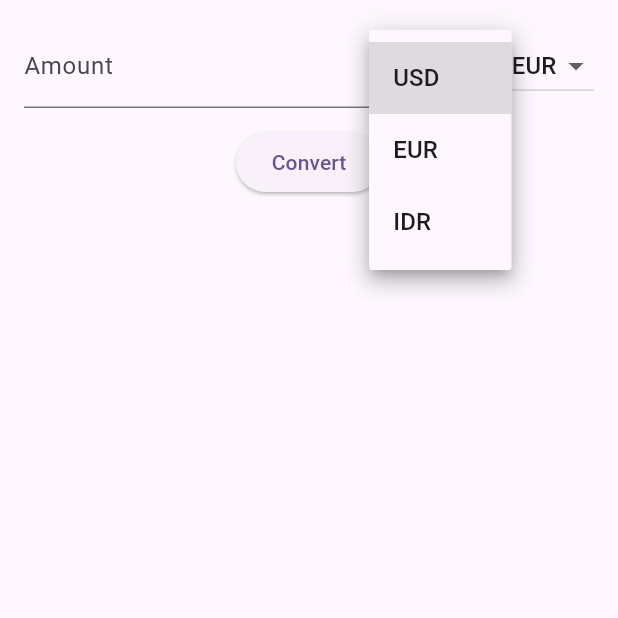
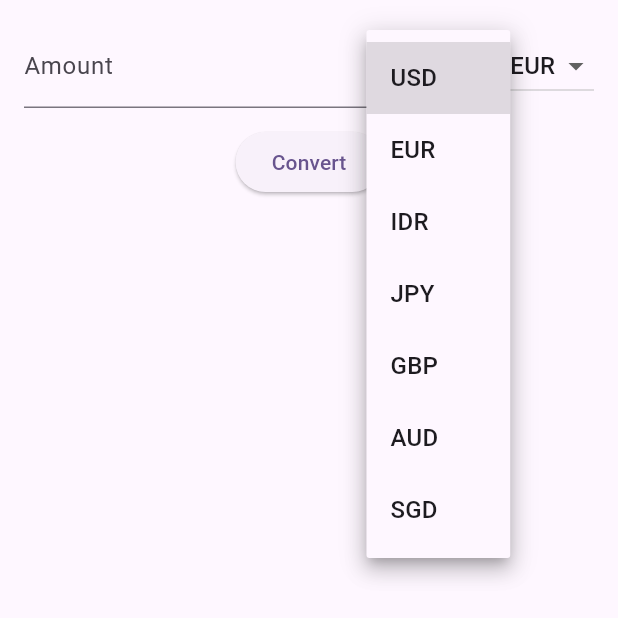
Before and after one commit to Cavaboy/MobileFinalProject, a Flutter app: the CurrencyConverterWidget widget shown alone on an empty page, opened directly, after a tap on "USD", on a phone screen of 412 x 824 dp. Shown: the top 618 px of the screen. Run offline on Flutter 3.47's test engine with Material 3 defaults, Android fonts, the phone set to English and light mode, and no system bars; our stand-ins replace cloud_firestore, firebase_core, flutter_local_notifications, flutter_map, geolocator, image_picker and 4 more; accounts and stored records are empty.

Commit message:
Remove redundant entry point comment and enhance currency selection in ConverterScreen

```diff
--- a/lib/main.dart
+++ b/lib/main.dart
@@ -1,4 +1,3 @@
-// Entry point for NomadDaily
 import 'package:flutter/material.dart';
 import 'package:provider/provider.dart';
 import 'screens/home_screen.dart';
--- a/lib/screens/converter_screen.dart
+++ b/lib/screens/converter_screen.dart
@@ -110,8 +110,15 @@ class _CurrencyConverterWidgetState extends State<CurrencyConverterWidget> {
   double? _result;
   bool _loading = false;
   String? _error;
+  List<String> _currencies = ['USD', 'EUR', 'IDR', 'JPY', 'GBP', 'AUD', 'SGD'];
+  bool _currenciesLoading = false;
 
   static const String accessKey = 'b317b9330af979844a9c880e1e97f01c';
+
+  @override
+  void initState() {
+    super.initState();
+  }
 
   Future<void> _convert() async {
     setState(() {
@@ -178,23 +185,29 @@ class _CurrencyConverterWidgetState extends State<CurrencyConverterWidget> {
                 ),
               ),
               const SizedBox(width: 8),
-              DropdownButton<String>(
+              _currenciesLoading
+                  ? const CircularProgressIndicator()
+                  : DropdownButton<String>(
                     value: _from,
-                items: const [
-                  DropdownMenuItem(value: 'USD', child: Text('USD')),
-                  DropdownMenuItem(value: 'EUR', child: Text('EUR')),
-                  DropdownMenuItem(value: 'IDR', child: Text('IDR')),
-                ],
+                    items:
+                        _currencies
+                            .map(
+                              (c) => DropdownMenuItem(value: c, child: Text(c)),
+                            )
+                            .toList(),
                     onChanged: (v) => setState(() => _from = v!),
                   ),
               const Icon(Icons.arrow_forward),
-              DropdownButton<String>(
+              _currenciesLoading
+                  ? const CircularProgressIndicator()
+                  : DropdownButton<String>(
                     value: _to,
-                items: const [
-                  DropdownMenuItem(value: 'USD', child: Text('USD')),
-                  DropdownMenuItem(value: 'EUR', child: Text('EUR')),
-                  DropdownMenuItem(value: 'IDR', child: Text('IDR')),
-                ],
+                    items:
+                        _currencies
+                            .map(
+                              (c) => DropdownMenuItem(value: c, child: Text(c)),
+                            )
+                            .toList(),
                     onChanged: (v) => setState(() => _to = v!),
                   ),
             ],
```
Lines whose indentation alone changed are shown as unchanged.
